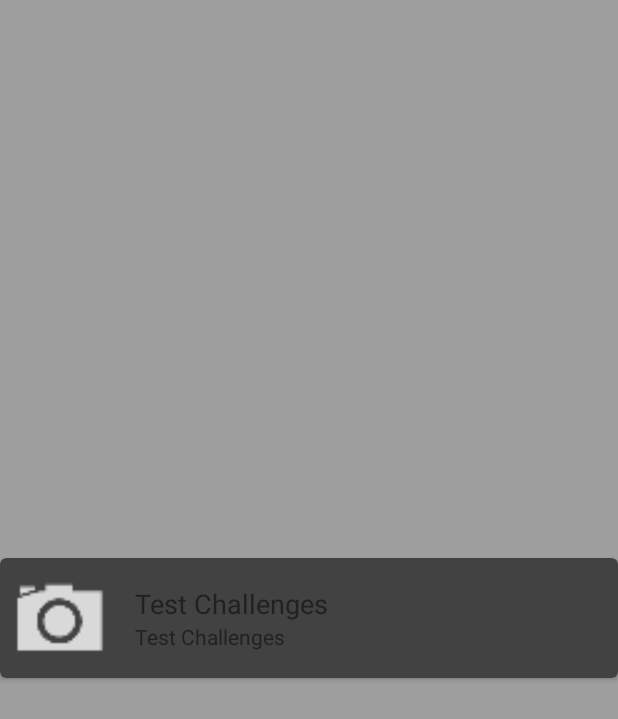
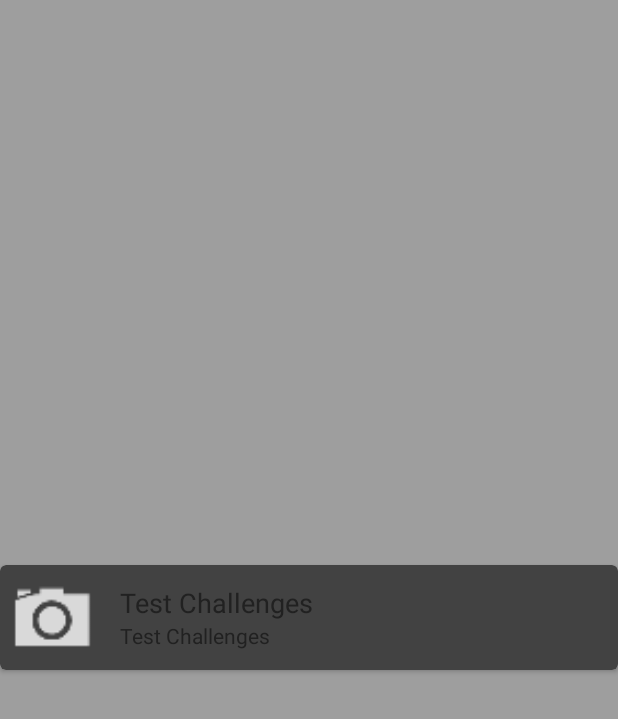
Before and after one commit to gabofratta/PictureThisApp, an Android app: the layout challenge_card_view.xml on its own in the app's theme, with its tools: preview values and no code run, on a phone screen of 412 x 824 dp. Shown: the top 719 px of the screen. Run offline under Robolectric (Android 15) with nearby library versions, the phone set to English and light mode, and no system bars.

Commit message:
Decreased image size in feed and found weird bug

```diff
--- a/app/src/main/java/com/janrodriguez/picturethis/Activities/ViewChallengeActivity.java
+++ b/app/src/main/java/com/janrodriguez/picturethis/Activities/ViewChallengeActivity.java
@@ -138,7 +138,8 @@ public class ViewChallengeActivity extends BaseGameActivity {
                     BitmapQueryWorkerTask workerTask = new BitmapQueryWorkerTask(challengeSwitcher, challenge_pic, parseFile);
                     workerTask.execute();
                 } else {
-                    Log.e("Tag", "Error: " + e.getMessage());
+                    //TODO: Getting weird concurrency issues here
+                    Log.e(TAG, "Error: " + e.getMessage());
                 }
             }
         });
--- a/app/src/main/res/layout/challenge_card_view.xml
+++ b/app/src/main/res/layout/challenge_card_view.xml
@@ -15,9 +15,12 @@
 
         <ImageView
             android:id="@+id/icon"
-            android:layout_width="80dp"
-            android:layout_height="80dp"
-            android:src="@drawable/ic_action_camera"/>
+            android:layout_width="70dp"
+            android:layout_height="70dp"
+            android:src="@drawable/ic_action_camera"
+            android:adjustViewBounds="true"
+            android:scaleType="centerCrop"
+            />
 
         <LinearLayout android:layout_width="wrap_content"
             android:layout_height="wrap_content"
```
